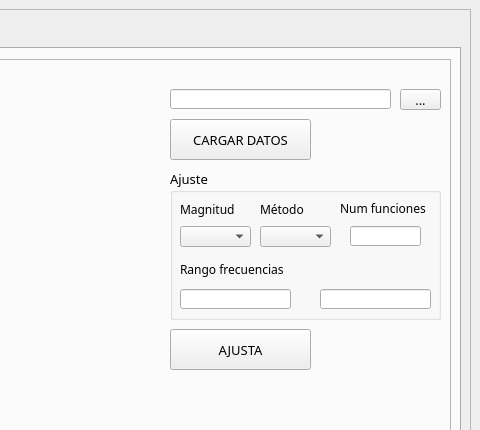
Above: MIOPATIA.ui from rgadea-girones/alimentos before the change; both pictures show x 661 to 1141 and y 0 to 430 of the 1141 by 886 pixel window. Below: the same form after it.
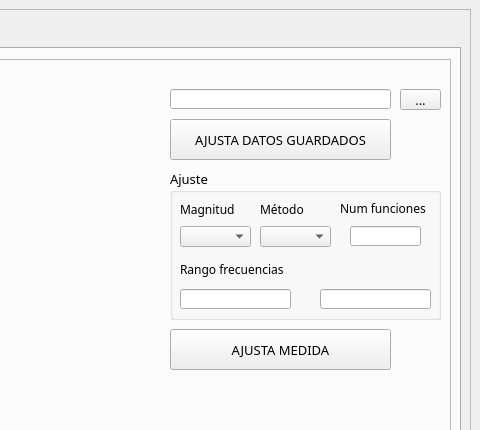
That is the form after the change. The open tabs and pages were chosen to show the change. Icons and pictures are not drawn.

The edit to the form file:
```diff
--- a/MIOPATIA.ui
+++ b/MIOPATIA.ui
@@ -1585,12 +1585,12 @@
              <rect>
               <x>810</x>
               <y>60</y>
-              <width>141</width>
+              <width>221</width>
               <height>41</height>
              </rect>
             </property>
             <property name="text">
-             <string>CARGAR DATOS</string>
+             <string>AJUSTA DATOS GUARDADOS</string>
             </property>
            </widget>
            <widget class="QToolButton" name="toolButton_load_3">
@@ -1624,12 +1624,12 @@
              <rect>
               <x>810</x>
               <y>270</y>
-              <width>141</width>
+              <width>221</width>
               <height>41</height>
              </rect>
             </property>
             <property name="text">
-             <string>AJUSTA</string>
+             <string>AJUSTA MEDIDA</string>
             </property>
            </widget>
            <widget class="QGroupBox" name="groupBox_16">
```
Left out of the diff: 2 changed lines with no effect on the pictures.
